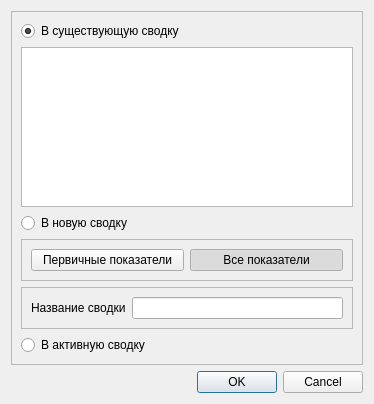
The window that summaries/addtesttosummarydialog.ui (grigp/a-analyser) describes before a commit, drawn with Qt 5.
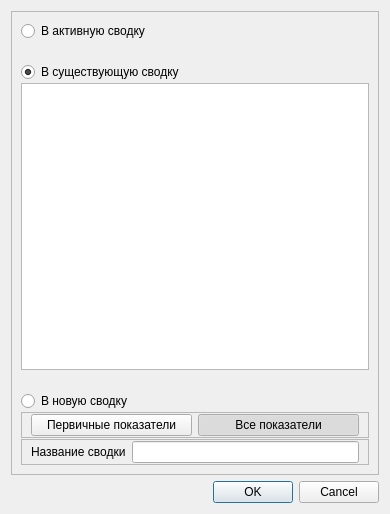
The same window after the commit.

Commit message: Диалог добавления теста в сводку. Работа над ошибками

```diff
--- a/summaries/addtesttosummarydialog.ui
+++ b/summaries/addtesttosummarydialog.ui
@@ -6,8 +6,8 @@
    <rect>
     <x>0</x>
     <y>0</y>
-    <width>374</width>
-    <height>404</height>
+    <width>390</width>
+    <height>514</height>
    </rect>
   </property>
   <property name="windowTitle">
@@ -26,6 +26,35 @@
       <enum>QFrame::Raised</enum>
      </property>
      <layout class="QVBoxLayout" name="verticalLayout_2">
+      <property name="spacing">
+       <number>1</number>
+      </property>
+      <item>
+       <widget class="QRadioButton" name="rbAddToActiveSummary">
+        <property name="text">
+         <string>В активную сводку</string>
+        </property>
+        <property name="autoExclusive">
+         <bool>true</bool>
+        </property>
+       </widget>
+      </item>
+      <item>
+       <spacer name="verticalSpacer">
+        <property name="orientation">
+         <enum>Qt::Vertical</enum>
+        </property>
+        <property name="sizeType">
+         <enum>QSizePolicy::Fixed</enum>
+        </property>
+        <property name="sizeHint" stdset="0">
+         <size>
+          <width>10</width>
+          <height>20</height>
+         </size>
+        </property>
+       </spacer>
+      </item>
       <item>
        <widget class="QRadioButton" name="rbAddToExsistsSummary">
         <property name="text">
@@ -42,6 +71,22 @@
       <item>
        <widget class="QTreeView" name="tvSummaries"/>
       </item>
+      <item>
+       <spacer name="verticalSpacer_2">
+        <property name="orientation">
+         <enum>Qt::Vertical</enum>
+        </property>
+        <property name="sizeType">
+         <enum>QSizePolicy::Fixed</enum>
+        </property>
+        <property name="sizeHint" stdset="0">
+         <size>
+          <width>10</width>
+          <height>20</height>
+         </size>
+        </property>
+       </spacer>
+      </item>
       <item>
        <widget class="QRadioButton" name="rbAddToNewSummary">
         <property name="text">
@@ -61,6 +106,12 @@
          <enum>QFrame::Raised</enum>
         </property>
         <layout class="QHBoxLayout" name="horizontalLayout">
+         <property name="topMargin">
+          <number>1</number>
+         </property>
+         <property name="bottomMargin">
+          <number>1</number>
+         </property>
          <item>
           <widget class="QPushButton" name="btnPrimaryFactors">
            <property name="text">
@@ -105,6 +156,12 @@
          <enum>QFrame::Raised</enum>
         </property>
         <layout class="QHBoxLayout" name="horizontalLayout_2">
+         <property name="topMargin">
+          <number>1</number>
+         </property>
+         <property name="bottomMargin">
+          <number>1</number>
+         </property>
          <item>
           <widget class="QLabel" name="lblSummaryName">
            <property name="text">
@@ -118,16 +175,6 @@
         </layout>
        </widget>
       </item>
-      <item>
-       <widget class="QRadioButton" name="rbAddToActiveSummary">
-        <property name="text">
-         <string>В активную сводку</string>
-        </property>
-        <property name="autoExclusive">
-         <bool>true</bool>
-        </property>
-       </widget>
-      </item>
      </layout>
     </widget>
    </item>
```
The commit also changes 2 other files.
